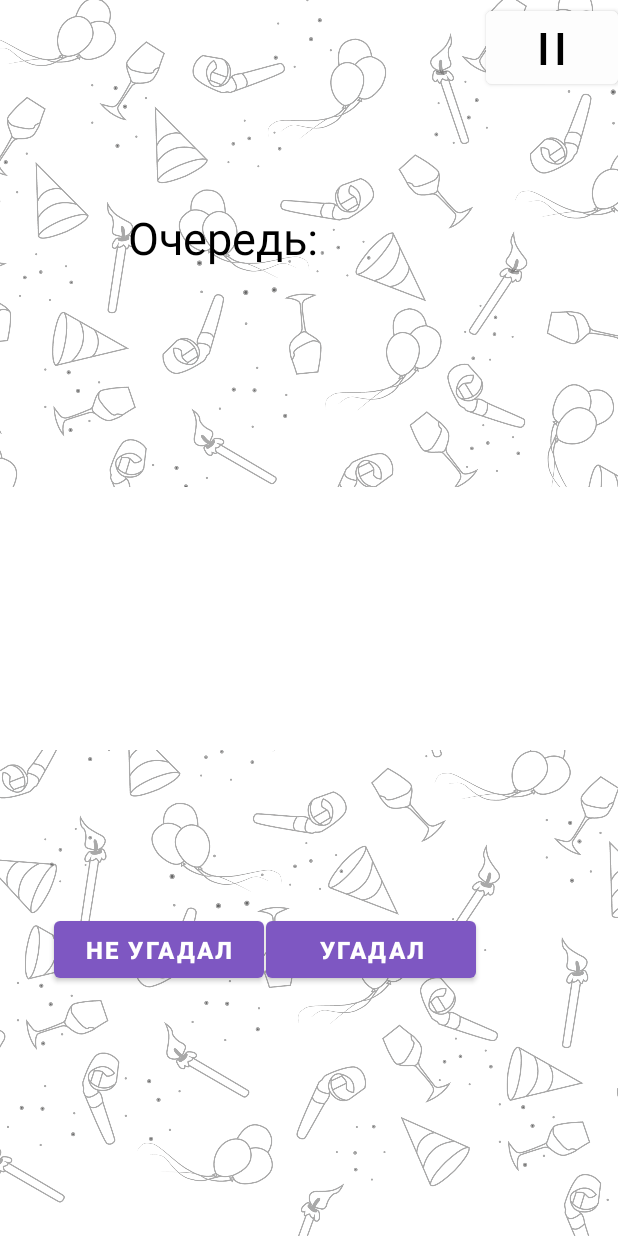
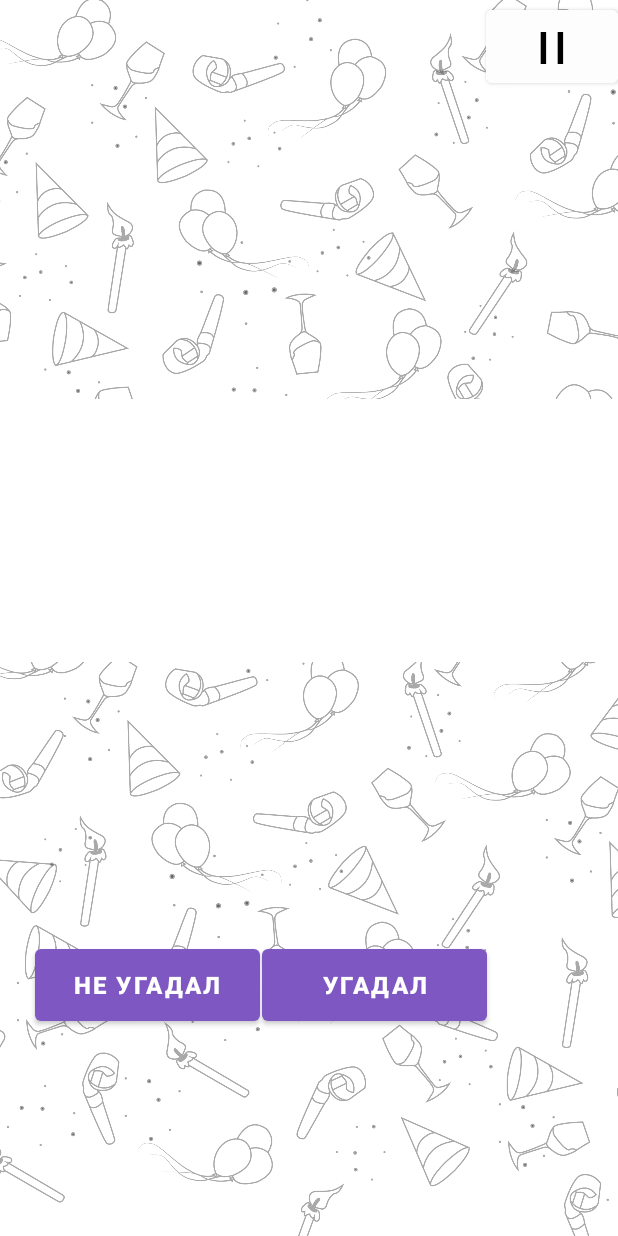
Before and after one commit to chepugash/partyWATA, an Android app: the layout fragment_whoami_game.xml on its own in the app's theme, with its tools: preview values and no code run, on a phone screen of 412 x 824 dp. Run offline under Robolectric (Android 15) with nearby library versions, the phone set to English and light mode, and no system bars; Roboto replaces fonts that are not available here.

Commit message:
edits result fragment

```diff
--- a/app/src/main/java/com/example/wata/ui/fragment/MenuFragment.kt
+++ b/app/src/main/java/com/example/wata/ui/fragment/MenuFragment.kt
@@ -1,6 +1,7 @@
 package com.example.wata.ui.fragment
 
 import android.content.Context
+import android.content.pm.ActivityInfo
 import android.os.Bundle
 import android.view.View
 import androidx.activity.OnBackPressedCallback
@@ -41,6 +42,11 @@ class MenuFragment : Fragment(R.layout.fragment_menu) {
                 )
             }
         }
+        if (savedInstanceState == null) {
+            activity?.apply {
+                requestedOrientation = ActivityInfo.SCREEN_ORIENTATION_UNSPECIFIED
+            }
+        }
     }
     override fun onDestroyView() {
         _binding = null
--- a/app/src/main/java/com/example/wata/ui/fragment/whoami/ResultsFragment.kt
+++ b/app/src/main/java/com/example/wata/ui/fragment/whoami/ResultsFragment.kt
@@ -47,10 +47,8 @@ class ResultsFragment : Fragment(R.layout.fragment_whoami_results) {
                 PlayerRepository.players.clear()
             }
 
-            tvOnePlayerWin.text = "Первый вышедший игрок: \n${PlayerWinRepository.players[0].name}"
-
             for(i in 0 until PlayerWinRepository.players.size){
-                tvPlayersWin.text = "${tvPlayersWin.text} \n  ${PlayerWinRepository.players[i].name}"
+                tvPlayersWin.text = "$i: ${tvPlayersWin.text} \n  ${PlayerWinRepository.players[i].name}"
             }
         }
 
--- a/app/src/main/res/layout/fragment_whoami_game.xml
+++ b/app/src/main/res/layout/fragment_whoami_game.xml
@@ -25,8 +25,10 @@
         android:orientation="vertical"
         app:layout_constraintBottom_toBottomOf="parent"
         app:layout_constraintEnd_toEndOf="parent"
+        app:layout_constraintHorizontal_bias="0.502"
         app:layout_constraintStart_toStartOf="parent"
-        app:layout_constraintTop_toTopOf="@+id/imageView" />
+        app:layout_constraintTop_toTopOf="@+id/imageView"
+        app:layout_constraintVertical_bias="0.41" />
 
     <TextView
         android:id="@+id/tv_game_text"
@@ -59,8 +61,8 @@
 
     <Button
         android:id="@+id/btn_continue"
-        android:layout_width="160dp"
-        android:layout_height="50dp"
+        android:layout_width="170dp"
+        android:layout_height="60dp"
         android:backgroundTint="#4CAF50"
         android:text="Продолжить"
         android:textSize="16sp"
@@ -68,15 +70,15 @@
         android:visibility="invisible"
         app:layout_constraintBottom_toBottomOf="parent"
         app:layout_constraintEnd_toEndOf="parent"
-        app:layout_constraintHorizontal_bias="0.646"
+        app:layout_constraintHorizontal_bias="0.68"
         app:layout_constraintStart_toStartOf="parent"
         app:layout_constraintTop_toBottomOf="@+id/tv_game_text"
-        app:layout_constraintVertical_bias="0.503" />
+        app:layout_constraintVertical_bias="0.634" />
 
     <Button
         android:id="@+id/btn_exit"
-        android:layout_width="160dp"
-        android:layout_height="50dp"
+        android:layout_width="170dp"
+        android:layout_height="60dp"
         android:backgroundTint="#F44336"
         android:text=" Выход "
         android:textSize="16sp"
@@ -84,30 +86,30 @@
         android:visibility="invisible"
         app:layout_constraintBottom_toBottomOf="parent"
         app:layout_constraintEnd_toStartOf="@+id/btn_continue"
-        app:layout_constraintHorizontal_bias="0.982"
+        app:layout_constraintHorizontal_bias="0.96"
         app:layout_constraintStart_toStartOf="parent"
         app:layout_constraintTop_toBottomOf="@+id/tv_game_text"
-        app:layout_constraintVertical_bias="0.503" />
+        app:layout_constraintVertical_bias="0.634" />
 
     <TextView
         android:id="@+id/tv_player_text"
         android:layout_width="wrap_content"
         android:layout_height="wrap_content"
-        android:text="Очередь:"
+        android:text=""
+        android:textColor="@color/black"
         android:textSize="30sp"
-        android:textColor="@color/black"
         android:visibility="visible"
         app:layout_constraintBottom_toTopOf="@+id/tv_game_text"
         app:layout_constraintEnd_toEndOf="parent"
-        app:layout_constraintHorizontal_bias="0.298"
+        app:layout_constraintHorizontal_bias="0.499"
         app:layout_constraintStart_toStartOf="parent"
         app:layout_constraintTop_toTopOf="parent"
-        app:layout_constraintVertical_bias="0.401" />
+        app:layout_constraintVertical_bias="0.287" />
 
     <Button
         android:id="@+id/btn_guessed_wrong"
-        android:layout_width="140dp"
-        android:layout_height="50dp"
+        android:layout_width="150dp"
+        android:layout_height="60dp"
         android:text="Не угадал"
         android:textSize="16sp"
         android:textStyle="bold"
@@ -116,21 +118,21 @@
         app:layout_constraintHorizontal_bias="0.959"
         app:layout_constraintStart_toStartOf="parent"
         app:layout_constraintTop_toBottomOf="@+id/tv_game_text"
-        app:layout_constraintVertical_bias="0.503" />
+        app:layout_constraintVertical_bias="0.642" />
 
     <Button
         android:id="@+id/btn_guessed_right"
-        android:layout_width="140dp"
-        android:layout_height="50dp"
+        android:layout_width="150dp"
+        android:layout_height="60dp"
         android:layout_marginLeft="15dp"
         android:text="Угадал"
         android:textSize="16sp"
         android:textStyle="bold"
         app:layout_constraintBottom_toBottomOf="parent"
         app:layout_constraintEnd_toEndOf="parent"
-        app:layout_constraintHorizontal_bias="0.631"
+        app:layout_constraintHorizontal_bias="0.645"
         app:layout_constraintStart_toStartOf="parent"
         app:layout_constraintTop_toBottomOf="@+id/tv_game_text"
-        app:layout_constraintVertical_bias="0.503" />
+        app:layout_constraintVertical_bias="0.642" />
 
 </androidx.constraintlayout.widget.ConstraintLayout>
```
Also changed, not shown: app/src/main/java/com/example/wata/ui/fragment/whoami/PlayersFragment.kt (+13 -1 lines), app/src/main/res/layout/fragment_whoami_players.xml (+10 -7 lines), app/src/main/res/layout/fragment_whoami_results.xml (+5 -16 lines).
